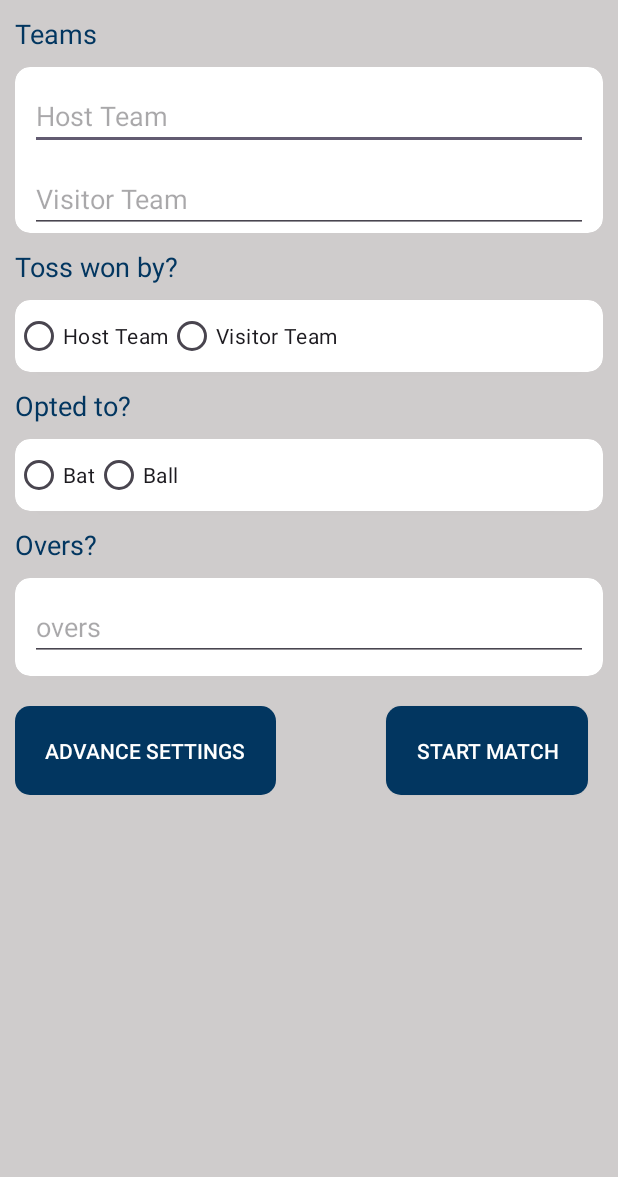
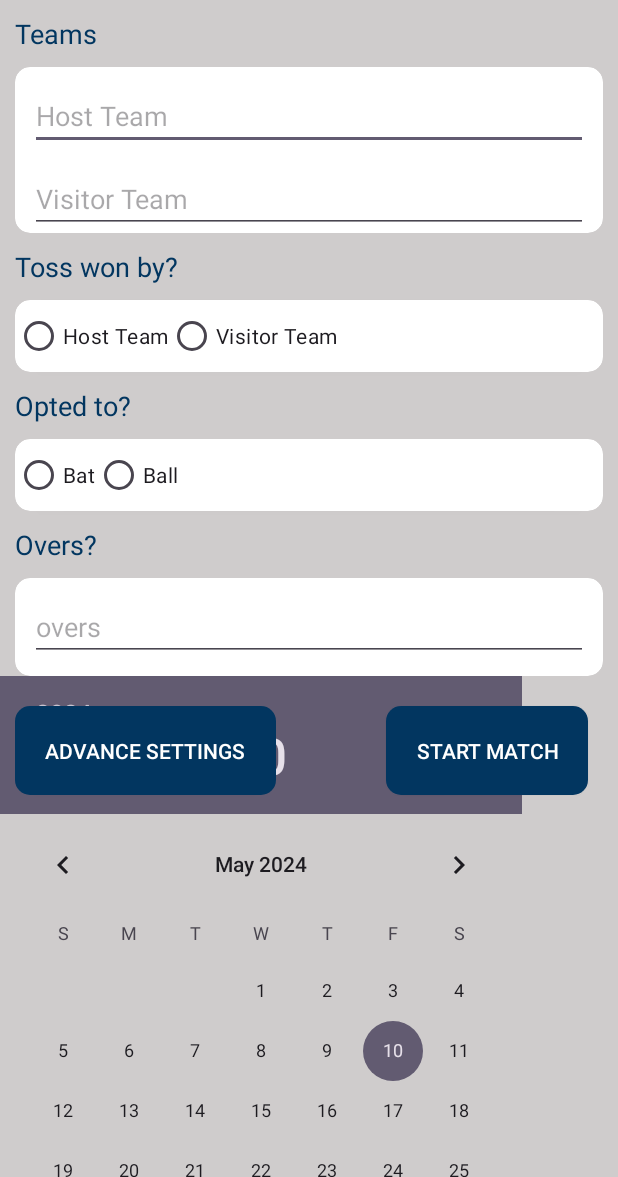
Before and after one commit to myofficework000/CricketLogger, an Android app: the screen it shows after launch (MainActivity), on a phone screen of 412 x 824 dp, the part 59-1236 px from its top. Run offline under Robolectric (Android 15) with nearby library versions, the phone set to English and light mode, and no system bars; our stand-ins replace Room's generated code.

Commit message:
Created the calender work

```diff
--- a/app/src/main/res/layout/activity_main.xml
+++ b/app/src/main/res/layout/activity_main.xml
@@ -13,37 +13,40 @@
         android:layout_width="match_parent"
         android:layout_height="wrap_content"
         android:background="@color/color_blue"
-        app:layout_constraintTop_toTopOf="parent"
-        app:layout_constraintStart_toStartOf="parent">
+        app:layout_constraintStart_toStartOf="parent"
+        app:layout_constraintTop_toTopOf="parent">
+
         <androidx.appcompat.widget.AppCompatTextView
             android:id="@+id/cricketTV"
             android:layout_width="wrap_content"
             android:layout_height="wrap_content"
+            android:layout_margin="@dimen/_10dp"
             android:text="@string/cricket"
+            android:textAppearance="@style/TextAppearance.AppCompat.Large"
             android:textColor="@color/white"
-            android:layout_margin="@dimen/_10dp"
-            android:textAppearance="@style/TextAppearance.AppCompat.Large"
-            app:layout_constraintTop_toTopOf="parent"
             app:layout_constraintStart_toStartOf="parent"
-            />
+            app:layout_constraintTop_toTopOf="parent" />
+
         <androidx.appcompat.widget.AppCompatTextView
             android:id="@+id/scorerTV"
             android:layout_width="wrap_content"
             android:layout_height="wrap_content"
+            android:layout_marginStart="@dimen/_5dp"
             android:text="@string/scorer"
             android:textColor="@color/white"
-            android:layout_marginStart="@dimen/_5dp"
-            app:layout_constraintStart_toEndOf="@id/cricketTV"
-            app:layout_constraintBottom_toBottomOf="parent"/>
+            app:layout_constraintBottom_toBottomOf="parent"
+            app:layout_constraintStart_toEndOf="@id/cricketTV" />
+
         <androidx.appcompat.widget.AppCompatImageView
             android:id="@+id/settingsIV"
             android:layout_width="wrap_content"
             android:layout_height="wrap_content"
             android:layout_marginEnd="@dimen/_5dp"
             android:src="@drawable/baseline_settings_24"
+            app:layout_constraintBottom_toBottomOf="parent"
             app:layout_constraintEnd_toEndOf="parent"
-            app:layout_constraintTop_toTopOf="parent"
-            app:layout_constraintBottom_toBottomOf="parent"/>
+            app:layout_constraintTop_toTopOf="parent" />
+
         <androidx.appcompat.widget.AppCompatImageView
             android:id="@+id/notificationIV"
             android:layout_width="wrap_content"
@@ -51,187 +54,203 @@
             android:layout_marginEnd="@dimen/_10dp"
             android:src="@drawable/baseline_notifications_24"
             app:layout_constraintEnd_toStartOf="@id/settingsIV"
-            app:layout_constraintTop_toTopOf="@id/settingsIV"/>
+            app:layout_constraintTop_toTopOf="@id/settingsIV" />
     </androidx.constraintlayout.widget.ConstraintLayout>
+
     <androidx.appcompat.widget.AppCompatTextView
         android:id="@+id/teamsTV"
         android:layout_width="wrap_content"
         android:layout_height="wrap_content"
+        android:layout_marginStart="@dimen/_10dp"
+        android:layout_marginTop="@dimen/_10dp"
         android:text="@string/teams"
+        android:textAppearance="@style/TextAppearance.AppCompat.Medium"
         android:textColor="@color/color_blue"
-        android:textAppearance="@style/TextAppearance.AppCompat.Medium"
-        app:layout_constraintTop_toBottomOf="@id/headerLL"
         app:layout_constraintStart_toStartOf="parent"
-        android:layout_marginStart="@dimen/_10dp"
-        android:layout_marginTop="@dimen/_10dp"/>
+        app:layout_constraintTop_toBottomOf="@id/headerLL" />
+
     <androidx.cardview.widget.CardView
         android:id="@+id/hostCard"
         android:layout_width="match_parent"
         android:layout_height="wrap_content"
+        android:layout_margin="@dimen/_10dp"
         android:background="@drawable/card"
-        android:layout_margin="@dimen/_10dp"
         android:elevation="@dimen/_10dp"
         app:cardCornerRadius="@dimen/_10dp"
-        app:layout_constraintTop_toBottomOf="@id/teamsTV"
-        app:layout_constraintStart_toStartOf="@id/teamsTV">
+        app:layout_constraintStart_toStartOf="@id/teamsTV"
+        app:layout_constraintTop_toBottomOf="@id/teamsTV">
+
         <androidx.constraintlayout.widget.ConstraintLayout
             android:layout_width="match_parent"
             android:layout_height="wrap_content">
+
             <androidx.appcompat.widget.AppCompatEditText
                 android:id="@+id/hostTeamET"
                 android:layout_width="match_parent"
                 android:layout_height="wrap_content"
+                android:layout_margin="@dimen/_10dp"
                 android:hint="Host Team"
-            android:layout_margin="@dimen/_10dp"
-                app:layout_constraintTop_toTopOf="parent"
                 app:layout_constraintStart_toStartOf="parent"
-            />
+                app:layout_constraintTop_toTopOf="parent" />
+
             <androidx.appcompat.widget.AppCompatEditText
                 android:id="@+id/visitorTeamET"
                 android:layout_width="match_parent"
                 android:layout_height="wrap_content"
+                android:layout_margin="@dimen/_10dp"
                 android:hint="Visitor Team"
-            android:layout_margin="@dimen/_10dp"
+                app:layout_constraintStart_toStartOf="@id/hostTeamET"
                 app:layout_constraintTop_toBottomOf="@id/hostTeamET"
-            app:layout_constraintStart_toStartOf="@id/hostTeamET"
 
                 />
         </androidx.constraintlayout.widget.ConstraintLayout>
 
     </androidx.cardview.widget.CardView>
+
     <androidx.appcompat.widget.AppCompatTextView
         android:id="@+id/tossTV"
         android:layout_width="wrap_content"
         android:layout_height="wrap_content"
+        android:layout_marginTop="@dimen/_10dp"
         android:text="@string/toss_won_by"
+        android:textAppearance="@style/TextAppearance.AppCompat.Medium"
         android:textColor="@color/color_blue"
-        android:layout_marginTop="@dimen/_10dp"
-        android:textAppearance="@style/TextAppearance.AppCompat.Medium"
-        app:layout_constraintTop_toBottomOf="@id/hostCard"
         app:layout_constraintStart_toStartOf="@id/teamsTV"
-        />
+        app:layout_constraintTop_toBottomOf="@id/hostCard" />
+
     <androidx.cardview.widget.CardView
         android:id="@+id/hostRgCard"
         android:layout_width="match_parent"
         android:layout_height="wrap_content"
+        android:layout_margin="@dimen/_10dp"
         android:background="@drawable/card"
+        android:elevation="@dimen/_10dp"
         app:cardCornerRadius="@dimen/_10dp"
-        android:elevation="@dimen/_10dp"
-        android:layout_margin="@dimen/_10dp"
-        app:layout_constraintTop_toBottomOf="@id/tossTV"
         app:layout_constraintStart_toStartOf="@id/tossTV"
-        >
+        app:layout_constraintTop_toBottomOf="@id/tossTV">
+
         <RadioGroup
             android:id="@+id/hostRG"
             android:layout_width="wrap_content"
             android:layout_height="wrap_content"
             android:orientation="horizontal">
+
             <RadioButton
                 android:id="@+id/hostRB"
                 android:layout_width="wrap_content"
                 android:layout_height="wrap_content"
-                android:text="Host Team"/>
+                android:text="Host Team" />
+
             <RadioButton
                 android:id="@+id/visitorRB"
                 android:layout_width="wrap_content"
                 android:layout_height="wrap_content"
-                android:text="Visitor Team"/>
+                android:text="Visitor Team" />
         </RadioGroup>
 
     </androidx.cardview.widget.CardView>
+
     <androidx.appcompat.widget.AppCompatTextView
         android:id="@+id/optToTV"
         android:layout_width="wrap_content"
         android:layout_height="wrap_content"
+        android:layout_marginTop="@dimen/_10dp"
         android:text="@string/opt_to"
+        android:textAppearance="@style/TextAppearance.AppCompat.Medium"
         android:textColor="@color/color_blue"
-        android:layout_marginTop="@dimen/_10dp"
-        android:textAppearance="@style/TextAppearance.AppCompat.Medium"
-        app:layout_constraintTop_toBottomOf="@id/hostRgCard"
         app:layout_constraintStart_toStartOf="@id/teamsTV"
-        />
+        app:layout_constraintTop_toBottomOf="@id/hostRgCard" />
+
     <androidx.cardview.widget.CardView
         android:id="@+id/optCard"
         android:layout_width="match_parent"
         android:layout_height="wrap_content"
+        android:layout_margin="@dimen/_10dp"
         android:background="@drawable/card"
+        android:elevation="@dimen/_10dp"
         app:cardCornerRadius="@dimen/_10dp"
-        android:elevation="@dimen/_10dp"
-        android:layout_margin="@dimen/_10dp"
-        app:layout_constraintTop_toBottomOf="@id/optToTV"
         app:layout_constraintStart_toStartOf="@id/optToTV"
-        >
+        app:layout_constraintTop_toBottomOf="@id/optToTV">
+
         <RadioGroup
             android:id="@+id/batBallRG"
             android:layout_width="wrap_content"
             android:layout_height="wrap_content"
             android:orientation="horizontal">
+
             <RadioButton
                 android:id="@+id/batRB"
                 android:layout_width="wrap_content"
                 android:layout_height="wrap_content"
-                android:text="Bat"/>
+                android:text="Bat" />
+
             <RadioButton
                 android:id="@+id/ballRB"
                 android:layout_width="wrap_content"
                 android:layout_height="wrap_content"
-                android:text="Ball"/>
+                android:text="Ball" />
         </RadioGroup>
 
     </androidx.cardview.widget.CardView>
+
     <TextView
         android:id="@+id/oversTV"
         android:layout_width="wrap_content"
         android:layout_height="wrap_content"
+        android:layout_marginTop="@dimen/_10dp"
         android:text="@string/overs"
+        android:textAppearance="@style/TextAppearance.AppCompat.Medium"
         android:textColor="@color/color_blue"
-        android:layout_marginTop="@dimen/_10dp"
-        app:layout_constraintTop_toBottomOf="@id/optCard"
         app:layout_constraintStart_toStartOf="@id/teamsTV"
-        android:textAppearance="@style/TextAppearance.AppCompat.Medium"/>
+        app:layout_constraintTop_toBottomOf="@id/optCard" />
+
     <androidx.cardview.widget.CardView
         android:id="@+id/oversCard"
         android:layout_width="match_parent"
         android:layout_height="wrap_content"
+        android:layout_margin="@dimen/_10dp"
         android:background="@drawable/card"
-        android:layout_margin="@dimen/_10dp"
         android:elevation="@dimen/_10dp"
         app:cardCornerRadius="@dimen/_10dp"
-        app:layout_constraintTop_toBottomOf="@id/oversTV"
-        app:layout_constraintStart_toStartOf="@id/oversTV">
+        app:layout_constraintStart_toStartOf="@id/oversTV"
+        app:layout_constraintTop_toBottomOf="@id/oversTV">
 
         <androidx.appcompat.widget.AppCompatEditText
             android:id="@+id/oversET"
             android:layout_width="match_parent"
             android:layout_height="wrap_content"
-                android:hint="overs"
             android:layout_margin="@dimen/_10dp"
-                />
+            android:hint="overs" />
     </androidx.cardview.widget.CardView>
+
     <androidx.appcompat.widget.AppCompatButton
         android:id="@+id/advSettingsBTN"
         android:layout_width="wrap_content"
         android:layout_height="wrap_content"
+        android:layout_marginTop="@dimen/_20dp"
+        android:background="@drawable/button_card"
+        android:padding="@dimen/_20dp"
         android:text="@string/adv_settings"
         android:textColor="@color/white"
-        android:padding="@dimen/_20dp"
-        android:background="@drawable/button_card"
-        android:layout_marginTop="@dimen/_20dp"
         app:layout_constraintStart_toStartOf="@id/teamsTV"
-        app:layout_constraintTop_toBottomOf="@id/oversCard"/>
+        app:layout_constraintTop_toBottomOf="@id/oversCard" />
 
     <androidx.appcompat.widget.AppCompatButton
         android:id="@+id/startMatchBTN"
         android:layout_width="wrap_content"
         android:layout_height="wrap_content"
+        android:layout_marginEnd="@dimen/_20dp"
+        android:background="@drawable/button_card"
+        android:padding="@dimen/_20dp"
         android:text="@string/start_match"
         android:textColor="@color/white"
-        android:padding="@dimen/_20dp"
-        android:background="@drawable/button_card"
-        android:layout_marginEnd="@dimen/_20dp"
         app:layout_constraintEnd_toEndOf="parent"
-        app:layout_constraintTop_toTopOf="@id/advSettingsBTN"/>
+        app:layout_constraintTop_toTopOf="@id/advSettingsBTN" />
 
 
-
+    <DatePicker
+        android:id="@+id/datePickerMatch"
+        android:layout_width="match_parent"
+        android:layout_height="wrap_content"
+        app:layout_constraintTop_toBottomOf="@+id/oversCard" />
 </androidx.constraintlayout.widget.ConstraintLayout>
```
Lines whose indentation alone changed are shown as unchanged.
